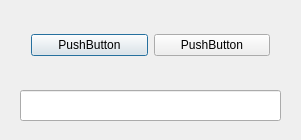
This is dialog.ui in mkrol91/SampleQtConcurrency as Qt 5 draws it before an edit. The edited form follows.
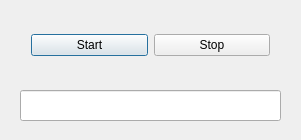
This is the edited form.

The edit to the form file:
```diff
--- a/dialog.ui
+++ b/dialog.ui
@@ -36,14 +36,14 @@
     <item>
      <widget class="QPushButton" name="pushButton">
       <property name="text">
-       <string>PushButton</string>
+       <string>Start</string>
       </property>
      </widget>
     </item>
     <item>
      <widget class="QPushButton" name="pushButton_2">
       <property name="text">
-       <string>PushButton</string>
+       <string>Stop</string>
       </property>
      </widget>
     </item>
```
Left out of the diff: 4 changed lines with no effect on the pictures.
